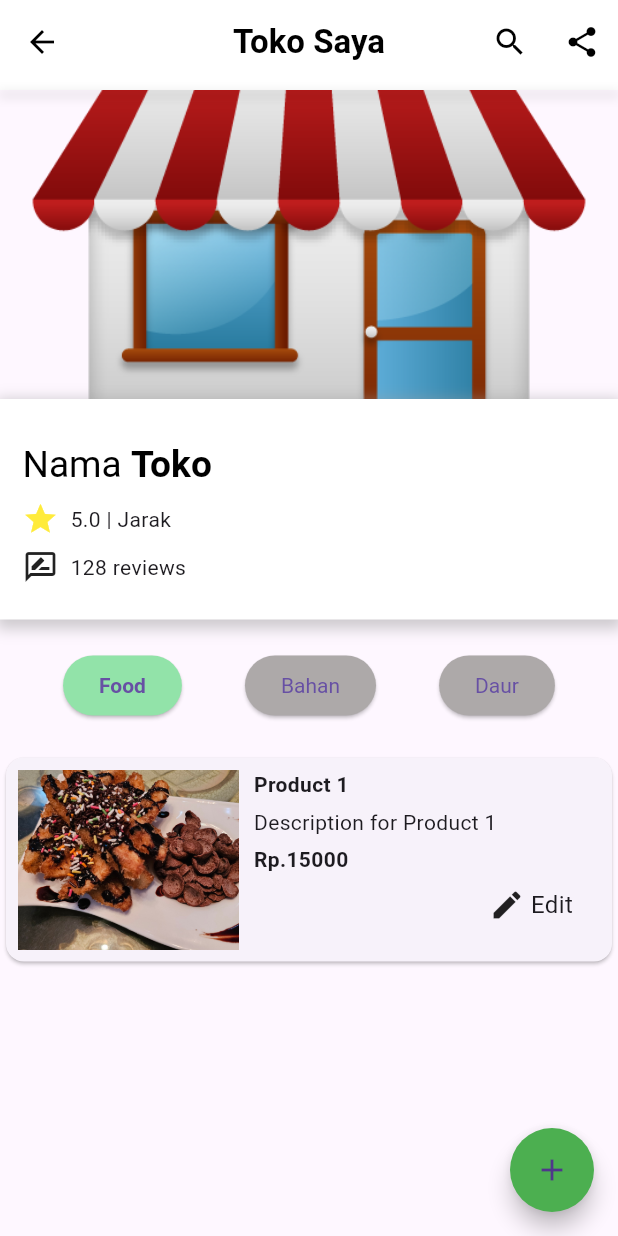
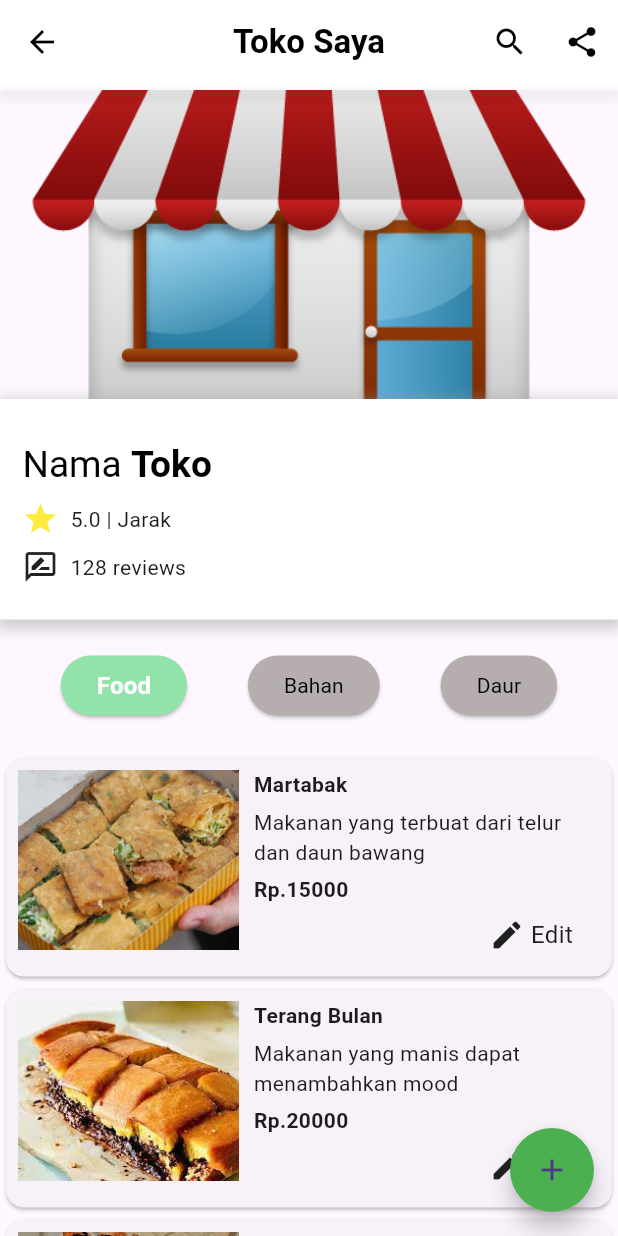
Before and after one commit to angelica1412/ecobites, a Flutter app: the userStorePage screen opened directly, on a phone screen of 412 x 824 dp. Run offline on Flutter 3.47's test engine with Material 3 defaults, Android fonts, the phone set to English and light mode, and no system bars; our stand-ins replace cloud_firestore, firebase_auth, firebase_core, get, google_fonts, image_picker; accounts and stored records are empty.

Commit message:
perbaiki tambilan voucher dan category button serta menggabungkan punya kevin

```diff
--- a/lib/Widgets/category_button.dart
+++ b/lib/Widgets/category_button.dart
@@ -5,12 +5,11 @@ class CategoryButton extends StatelessWidget {
   final String selectedCategory;
   final Function onPressed;
 
-  const CategoryButton({
-    Key? key,
+  const CategoryButton({super.key,
     required this.category,
     required this.selectedCategory,
     required this.onPressed,
-  }) : super(key: key);
+  });
 
   @override
   Widget build(BuildContext context) {
@@ -21,18 +20,25 @@ class CategoryButton extends StatelessWidget {
       style: ButtonStyle(
         backgroundColor: MaterialStateProperty.resolveWith<Color>((Set<MaterialState> states) {
           if (selectedCategory == category) {
-            return const Color(0xFF92E3A9);
+            return const Color(0xFF92E3A9); // Warna background ketika kategori terpilih
           }
-          return const Color.fromARGB(255, 173, 169, 169);
+          return Color.fromARGB(255, 182, 174, 174); // Warna background default
         }),
-        textStyle: MaterialStateProperty.resolveWith<TextStyle>((Set<MaterialState> states) {
+        foregroundColor: MaterialStateProperty.resolveWith<Color>((Set<MaterialState> states) {
           if (selectedCategory == category) {
-            return TextStyle(fontWeight: FontWeight.bold);
+            return Colors.white; // Warna teks ketika kategori terpilih
           }
-          return TextStyle(fontWeight: FontWeight.normal);
+          return Colors.black; // Warna teks default
         }),
       ),
-      child: Text(category),
+      child: Text(
+        category,
+        textAlign: TextAlign.center,
+        style: TextStyle(
+          fontSize: selectedCategory == category ? 16 : 14, // Ukuran teks berubah
+          fontWeight: selectedCategory == category ? FontWeight.bold : FontWeight.normal, // Ketebalan teks berubah
+        ),
+      ),
     );
   }
 }
--- a/lib/user_store_page.dart
+++ b/lib/user_store_page.dart
@@ -27,53 +27,55 @@ class _StorePageState extends State<userStorePage> {
 
   List<Product> products = [
     Product(
-      name: 'Product 1',
-      description: 'Description for Product 1',
+      name: 'Martabak',
+      description: 'Makanan yang terbuat dari telur dan daun bawang',
       price: 15000,
+      imageURL: 'assets/martabak.jpg',
+      category: 'Food',
+    ),
+    Product(
+      name: 'Terang Bulan',
+      description: 'Makanan yang manis dapat menambahkan mood',
+      price: 20000,
+      imageURL: 'assets/terangbulan.jpg',
+      category: 'Food',
+    ),
+    Product(
+      name: 'Pupuk Urea',
+      description: 'Pupuk ini dapat mempercepat pertumbuhan tanaman',
+      price: 5000,
+      imageURL: 'assets/pupukurea.jpg',
+      category: 'Hasil Daur',
+
+    ),
+    Product(
+      name: 'Roti Berjamur',
+      description: 'Bahan ini dapat digunakan sebagai bahan daur pupuk untuk tanaman tomat ',
+      price: 7000,
+      imageURL: 'assets/rotiberjamur.jpg',
+      category: 'Bahan Daur',
+
+    ),
+    Product(
+      name: 'Pisang Goreng',
+      description: 'Description for Product 2',
+      price: 2000,
       imageURL: 'assets/product1.png',
       category: 'Food',
     ),
     Product(
-      name: 'Product 3',
-      description: 'Description for Product 2',
-      price: 20000,
-      imageURL: 'assets/product2.png',
-      category: 'Bahan',
+      name: 'Pupuk',
+      description: 'Pupuk yang tinggi kualitas karbon',
+      price: 1000,
+      imageURL: 'assets/pupuk.png',
+      category: 'Hasil Daur',
     ),
     Product(
-      name: 'Product 2',
-      description: 'Description for Product 2',
-      price: 5000,
-      imageURL: 'assets/product3.png',
-      category: 'Daur',
-    ),
-    Product(
-      name: 'Product 4',
-      description: 'Description for Product 2',
-      price: 7000,
-      imageURL: 'assets/login.png',
-      category: 'Bahan',
-    ),
-    Product(
-      name: 'Product 4',
-      description: 'Description for Product 2',
-      price: 2000,
-      imageURL: 'assets/login.png',
-      category: 'Daur',
-    ),
-    Product(
-      name: 'Product 4',
-      description: 'Description for Product 2',
-      price: 1000,
-      imageURL: 'assets/login.png',
-      category: 'Daur',
-    ),
-    Product(
-      name: 'Product 4',
-      description: 'Description for Product 2',
+      name: 'Sosis Bakar',
+      description: 'Sosis ini berkhasiat tinggi',
       price: 2305,
-      imageURL: 'assets/login.png',
-      category: 'Daur',
+      imageURL: 'assets/sosis.jpg',
+      category: 'Food',
     ),
     // Add more products as needed
   ];
--- a/pubspec.yaml
+++ b/pubspec.yaml
@@ -88,9 +88,10 @@ flutter:
   - assets/tokoindonesia.jpg
   - assets/dunkin.jpg
   - assets/voucher25.png
-  - assets/voucher50.png
+  - assets/freedelivery.png
   - assets/voucherchinese.png
   - assets/voucher45.png
+  - assets/mapsContainer.png
   # The following line ensures that the Material Icons font is
   # included with your application, so that you can use the icons in
   # the material Icons class.
```
Also changed, not shown: lib/Store.dart (+9 -6 lines), lib/voucherPage.dart (+66 -24 lines), assets/freedelivery.png (added), assets/mapsContainer.png (added), assets/voucher50.png (deleted), pubspec.lock.
